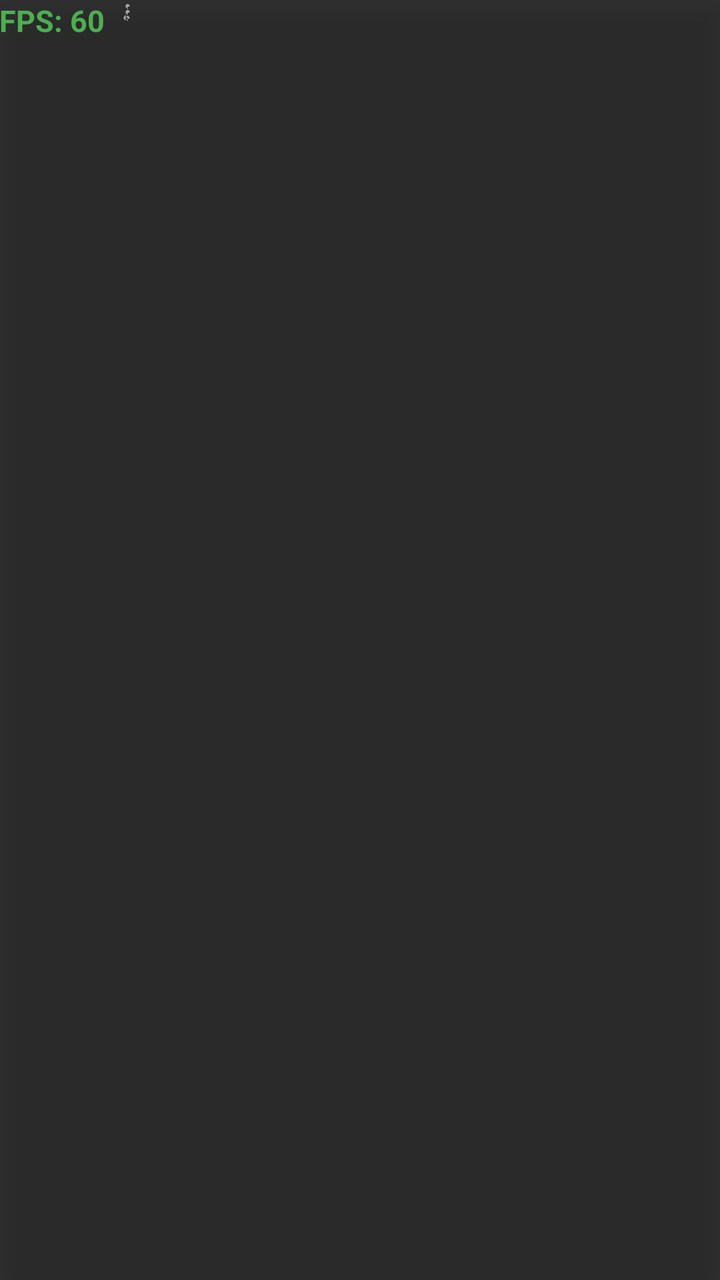
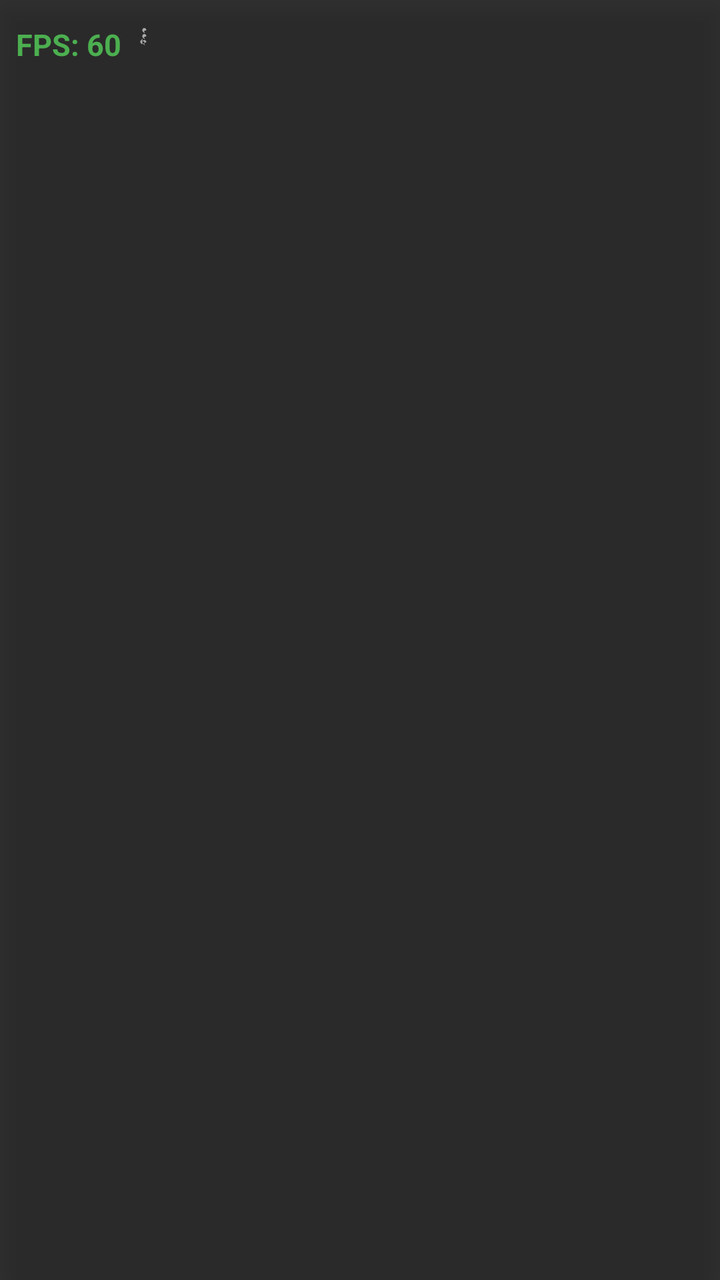

The first picture is an Android layout as it rendered before a commit; the second is the same layout after the commit. The layout source and the unified diff follow.
<!-- AndroidManifest.xml: application theme Theme.MaterialComponents.Light.DarkActionBar -->
<!-- res/layout/overlay_draggable_fps.xml -->
<?xml version="1.0" encoding="utf-8"?>
<LinearLayout xmlns:android="http://schemas.android.com/apk/res/android"
    android:layout_width="wrap_content"
    android:layout_height="wrap_content"
    android:background="#CC000000"
    android:padding="8dp 12dp"
    android:orientation="horizontal"
    android:elevation="8dp">

    <TextView
        android:id="@+id/tv_fps"
        android:layout_width="wrap_content"
        android:layout_height="wrap_content"
        android:text="FPS: 60"
        android:textColor="#4CAF50"
        android:textSize="15sp"
        android:textStyle="bold"/>

    <ImageView
        android:layout_width="12dp"
        android:layout_height="12dp"
        android:src="@drawable/ic_drag"
        android:layout_marginStart="6dp"
        android:alpha="0.6"/>

</LinearLayout>
<!-- resources referenced by this layout -->
<resources>
  <!-- drawable ic_drag (drawable) -->
  <?xml version="1.0" encoding="utf-8"?>
  <vector xmlns:android="http://schemas.android.com/apk/res/android"
      android:width="24dp" android:height="24dp" android:viewportWidth="24" android:viewportHeight="24">
    <path android:fillColor="#FFFFFF" android:pathData="M11,18c0,1.1 -0.9,2 -2,2s-2,-0.9 -2,-2 0,-1.1 0.9,-2 2,-2 1.1,0 2,0.9 2,2zM13,6c0,-1.1 -0.9,-2 -2,-2s-2,0.9 -2,2 0,1.1 0.9,2 2,2 1.1,0 2,-0.9 2,-2zM13,12c0,-1.1 -0.9,-2 -2,-2s-2,0.9 -2,2 0,1.1 0.9,2 2,2 1.1,0 2,-0.9 2,-2zM13,18c0,-1.1 -0.9,-2 -2,-2s-2,0.9 -2,2 0,1.1 0.9,2 2,2 1.1,0 2,-0.9 2,-2zM13,6c0,-1.1 -0.9,-2 -2,-2s-2,0.9 -2,2 0,1.1 0.9,2 2,2 1.1,0 2,-0.9 2,-2z"/>
  </vector>
</resources>

<!-- the commit's change to res/layout/overlay_draggable_fps.xml (unified diff, before → after) -->
@@ -3,7 +3,10 @@
     android:layout_width="wrap_content"
     android:layout_height="wrap_content"
     android:background="#CC000000"
-    android:padding="8dp 12dp"
+    android:paddingStart="8dp"
+    android:paddingEnd="8dp"
+    android:paddingTop="12dp"
+    android:paddingBottom="12dp"
     android:orientation="horizontal"
     android:elevation="8dp">
 
